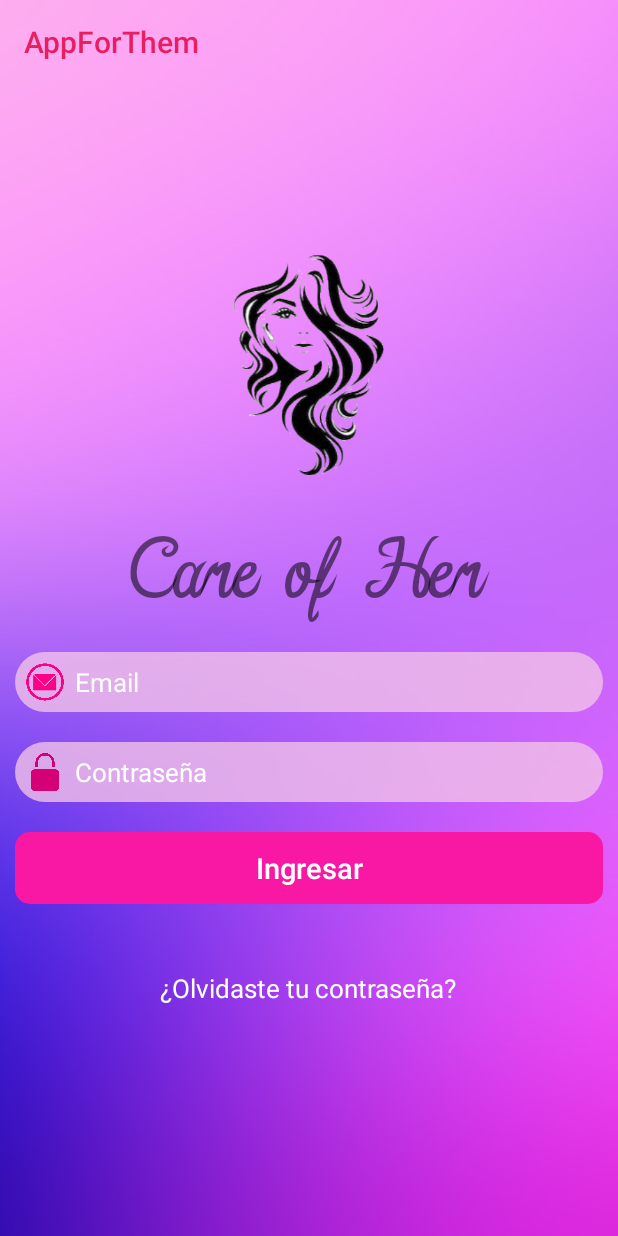
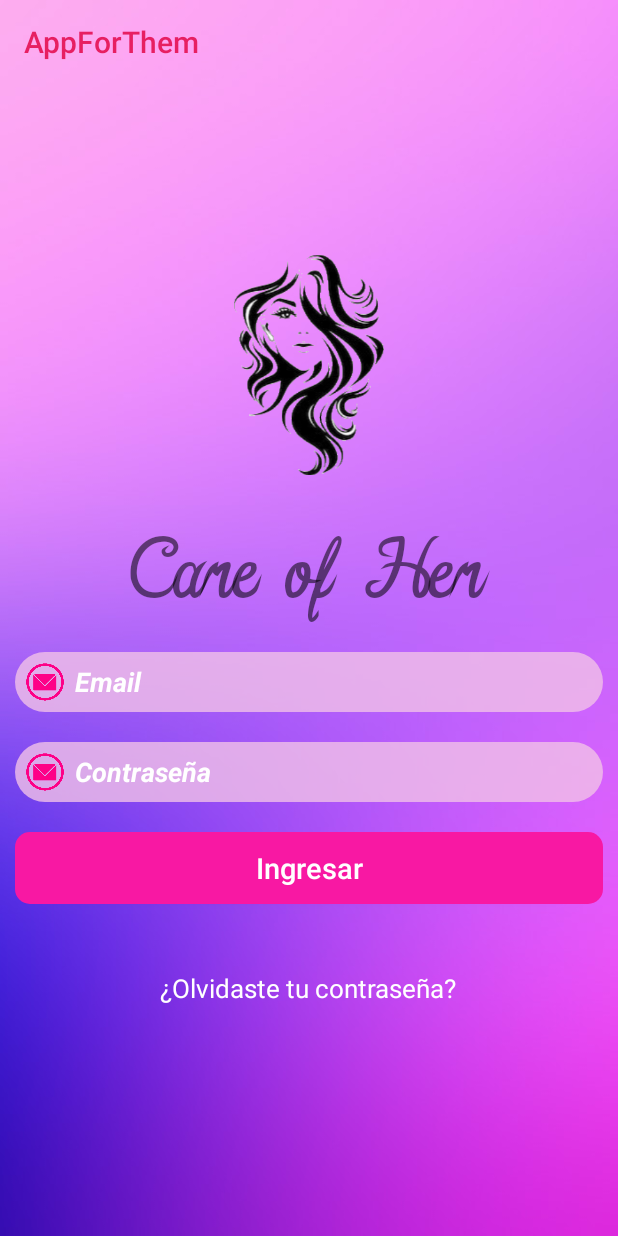
Before and after one commit to Nathan2305/TheTesis2019forThem, an Android app: the screen it shows after launch (LoginActivity), on a phone screen of 412 x 824 dp. Run offline under Robolectric (Android 15) with nearby library versions, the phone set to English and light mode, and no system bars; libraries missing offline, so code that uses them is left out: com.backendless, com.backendless.async, com.github.ybq.android; plain views replace SpinKitView; 1 statement that could not run was skipped.

Commit message:
Añade animación ProgressBar para el Login mejorado con la transparencia del ContraintLAyout

```diff
--- a/app/src/main/java/com/example/appforthem/Clases/LoadingCallback.java
+++ b/app/src/main/java/com/example/appforthem/Clases/LoadingCallback.java
@@ -1,20 +1,18 @@
 package com.example.appforthem.Clases;
 
-import android.app.ProgressDialog;
 import android.content.Context;
 import android.support.constraint.ConstraintLayout;
 import android.view.View;
 import android.widget.ProgressBar;
-
 import com.backendless.async.callback.AsyncCallback;
 import com.backendless.exceptions.BackendlessFault;
-import com.github.ybq.android.spinkit.style.Circle;
+import com.github.ybq.android.spinkit.style.MultiplePulseRing;
 
 public class LoadingCallback<T> implements AsyncCallback<T> {
 
     private Context context;
     private ProgressBar progressBar;
-    private Circle circle;
+    private MultiplePulseRing multiplePulseRing;
     private ConstraintLayout constraintLayout;
 
     /**
@@ -31,12 +29,10 @@ public class LoadingCallback<T> implements AsyncCallback<T> {
      */
     public LoadingCallback(Context context, ProgressBar aux_progressBar, ConstraintLayout constraintLayout) {
         this.context = context;
-        this.circle = new Circle();
+        this.multiplePulseRing = new MultiplePulseRing();
         this.progressBar = aux_progressBar;
         this.constraintLayout=constraintLayout;
-        // progressDialog = new ProgressDialog( context );
-        //progressDialog.setMessage( loadingMessage );
-    }
+      }
 
     @Override
     public void handleResponse(T response) {
@@ -55,10 +51,9 @@ public class LoadingCallback<T> implements AsyncCallback<T> {
      * Shows ProgressDialog.
      */
     public void showLoading() {
-        constraintLayout.animate().alpha(0.3f);
+        constraintLayout.animate().alpha(0.7f);
         progressBar.setVisibility(View.VISIBLE);
-        progressBar.setProgressDrawable(circle);
-        //progressDialog.show();
+        progressBar.setProgressDrawable(multiplePulseRing);
     }
 
     /**
--- a/app/src/main/res/layout/activity_login.xml
+++ b/app/src/main/res/layout/activity_login.xml
@@ -1,9 +1,9 @@
 <?xml version="1.0" encoding="utf-8"?>
 <android.support.constraint.ConstraintLayout xmlns:android="http://schemas.android.com/apk/res/android"
     xmlns:tools="http://schemas.android.com/tools"
+    android:id="@+id/parent"
     android:layout_width="match_parent"
     android:layout_height="match_parent"
-    android:id="@+id/parent"
     android:background="@drawable/background_login3"
     tools:context=".Activities.LoginActivity">
 
@@ -15,14 +15,15 @@
 
         <com.github.ybq.android.spinkit.SpinKitView xmlns:app="http://schemas.android.com/apk/res-auto"
             android:id="@+id/pbarLogin"
-            style="@style/SpinKitView.Circle"
-            android:layout_width="150dp"
-            android:layout_height="150dp"
+            style="@style/SpinKitView.MultiplePulseRing"
+            android:layout_width="180dp"
+            android:layout_height="180dp"
             android:layout_gravity="center"
+            android:fadeScrollbars="true"
             android:backgroundTint="@color/translucent"
             android:padding="10dp"
             android:visibility="gone"
-            app:SpinKit_Color="@color/colorbuttonFB"
+            app:SpinKit_Color="@color/progressBar"
             tools:ignore="MissingConstraints" />
 
         <LinearLayout
@@ -50,7 +51,7 @@
 
             <EditText
                 android:id="@+id/mail"
-                style="@style/mailLogin"
+                style="@style/mail_passLogin"
                 android:layout_width="match_parent"
                 android:layout_height="wrap_content"
                 android:hint="Email"
@@ -59,7 +60,7 @@
 
             <EditText
                 android:id="@+id/clave"
-                style="@style/passLogin"
+                style="@style/mail_passLogin"
                 android:layout_width="match_parent"
                 android:layout_height="wrap_content"
                 android:hint="Contraseña"
--- a/app/src/main/res/values/colors.xml
+++ b/app/src/main/res/values/colors.xml
@@ -12,4 +12,5 @@
     <color name="colorTwitter">  #00acee</color>
     <color name="colorNaranja">#FF9800</color>
     <color name="translucent">#0000ffff</color>
+    <color name="progressBar">#EEFF41</color>
 </resources>
--- a/app/src/main/res/values/styles.xml
+++ b/app/src/main/res/values/styles.xml
@@ -14,6 +14,7 @@
         <item name="android:background">@drawable/rounded_button</item>
         <item name="android:textAllCaps">false</item>
     </style>
+
     <style name="Button_contactCard" parent="Widget.AppCompat.Button">
         <item name="android:textSize">19sp</item>
         <item name="android:textColor">@color/colorLila</item>
@@ -21,6 +22,7 @@
         <item name="android:background">@drawable/rounded_button_card_contact</item>
         <item name="android:textAllCaps">false</item>
     </style>
+
     <style name="Divider">
         <item name="android:layout_width">match_parent</item>
         <item name="android:layout_height">50dp</item>
@@ -29,25 +31,19 @@
 
     <style name="customEditTextRegistration">
         <item name="android:textColor">@color/white</item>
-       <item name="android:layout_marginTop">20dp</item>
+        <item name="android:layout_marginTop">20dp</item>
         <item name="android:textSize">17sp</item>
         <item name="android:textColorHint">@color/white</item>
         <item name="android:padding">10dp</item>
         <item name="android:background">@drawable/rounded_edittext_reg</item>
     </style>
-    <style name="mailLogin">
+
+    <style name="mail_passLogin">
         <item name="android:drawableStart">@drawable/icon_email_edit_text</item>
         <item name="android:textColor">@color/white</item>
         <item name="android:layout_marginTop">20dp</item>
-        <item name="android:textSize">17sp</item>
-        <item name="android:textColorHint">@color/white</item>
-        <item name="android:background">@drawable/rounded_edittext_reg</item>
-    </style>
-    <style name="passLogin">
-        <item name="android:drawableStart">@drawable/icon_password_edit_text</item>
-        <item name="android:textColor">@color/white</item>
-        <item name="android:layout_marginTop">20dp</item>
-        <item name="android:textSize">17sp</item>
+        <item name="android:textStyle">bold|italic</item>
+        <item name="android:textSize">18sp</item>
         <item name="android:textColorHint">@color/white</item>
         <item name="android:background">@drawable/rounded_edittext_reg</item>
     </style>
@@ -59,13 +55,15 @@
     </style>
 
     <style name="TranslucentActivity" parent="Theme.AppCompat.NoActionBar">
-        <item name="android:background">#33000000</item> <!-- Or any transparency or color you need -->
+        <item name="android:background">#33000000
+        </item> <!-- Or any transparency or color you need -->
         <item name="android:windowNoTitle">true</item>
         <item name="android:windowBackground">@android:color/transparent</item>
         <item name="android:colorBackgroundCacheHint">@null</item>
         <item name="android:windowIsTranslucent">true</item>
         <item name="android:windowAnimationStyle">@android:style/Animation</item>
     </style>
+
     <style name="TranslucentBottomNavView" parent="Widget.Design.BottomNavigationView">
         <item name="android:textColorPrimary">@color/colorFucsia</item>
         <item name="colorPrimary">@android:color/transparent</item>
```
